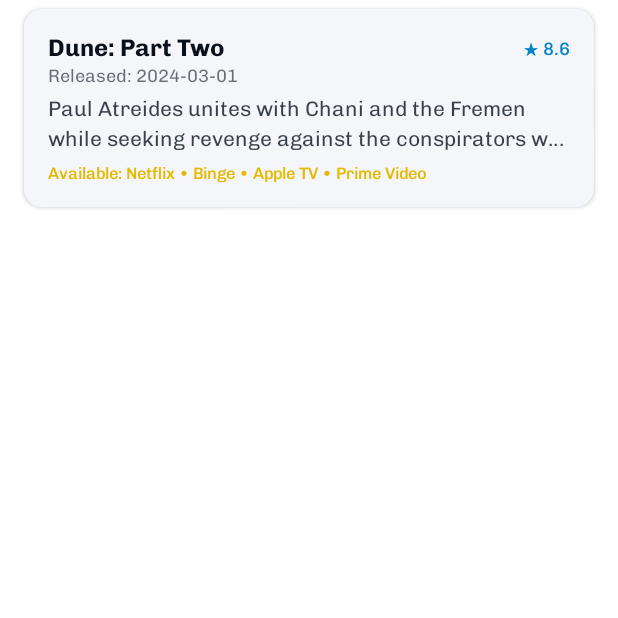
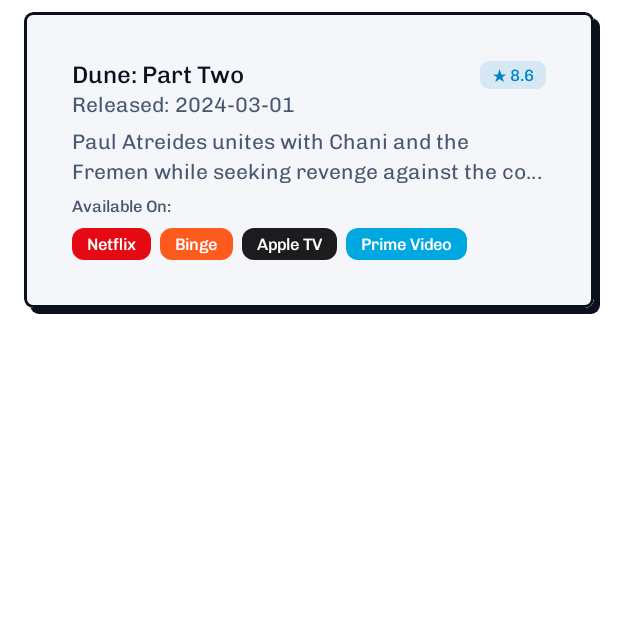
Before and after one commit to kartikarora/ICanHazStream, an Android app built with Jetpack Compose: the composable MovieProviderCard called with sample values from the repository, on a phone screen of 412 x 824 dp, the top half of it. Run offline under Robolectric (Android 15) with nearby library versions, the phone set to English and light mode, and no system bars.

Commit message:
Step 05: XML layout and RecyclerView adapter replaced with MovieProviderCard composable

```diff
--- a/feature/explore/src/main/kotlin/me/kartikarora/icanhazstream/explore/MovieProviderCard.kt
+++ b/feature/explore/src/main/kotlin/me/kartikarora/icanhazstream/explore/MovieProviderCard.kt
@@ -1,6 +1,5 @@
 package me.kartikarora.icanhazstream.explore
 
-import androidx.compose.foundation.clickable
 import androidx.compose.foundation.layout.Arrangement
 import androidx.compose.foundation.layout.Column
 import androidx.compose.foundation.layout.Row
@@ -8,42 +7,43 @@ import androidx.compose.foundation.layout.Spacer
 import androidx.compose.foundation.layout.fillMaxWidth
 import androidx.compose.foundation.layout.height
 import androidx.compose.foundation.layout.padding
-import androidx.compose.foundation.shape.RoundedCornerShape
-import androidx.compose.material3.Card
-import androidx.compose.material3.CardDefaults
+import androidx.compose.foundation.lazy.LazyRow
+import androidx.compose.foundation.lazy.items
 import androidx.compose.material3.MaterialTheme
 import androidx.compose.material3.Text
 import androidx.compose.runtime.Composable
 import androidx.compose.ui.Alignment
 import androidx.compose.ui.Modifier
-import androidx.compose.ui.text.font.FontWeight
 import androidx.compose.ui.text.style.TextOverflow
 import androidx.compose.ui.unit.dp
 import me.kartikarora.icanhazstream.model.Movie
+import me.kartikarora.icanhazstream.ui.components.MovieCard
+import me.kartikarora.icanhazstream.ui.components.ProviderBadge
+import me.kartikarora.icanhazstream.ui.components.RatingChip
+import me.kartikarora.icanhazstream.ui.theme.AppleTvDark
+import me.kartikarora.icanhazstream.ui.theme.BingeOrange
+import me.kartikarora.icanhazstream.ui.theme.DisneyBlue
+import me.kartikarora.icanhazstream.ui.theme.NetflixRed
+import me.kartikarora.icanhazstream.ui.theme.PrimeVideoBlue
+import me.kartikarora.icanhazstream.ui.theme.StanGreen
+import me.kartikarora.icanhazstream.ui.theme.spacing
 
 /**
- * Composable card displaying a movie and its available streaming providers.
+ * Composable card displaying a movie and its available regional streaming providers.
  * Uses brand components from :core:ui.
  */
-// TODO: Step 05 — Implement this Composable using MovieCard, ProviderBadge, and RatingChip from :core:ui
 @Composable
 fun MovieProviderCard(
     movie: Movie,
     onClick: (Movie) -> Unit,
     modifier: Modifier = Modifier,
 ) {
-    Card(
-        modifier = modifier
-            .fillMaxWidth()
-            .padding(horizontal = 16.dp, vertical = 6.dp)
-            .clickable { onClick(movie) },
-        shape = RoundedCornerShape(12.dp),
-        colors = CardDefaults.cardColors(
-            containerColor = MaterialTheme.colorScheme.surface,
-        ),
-        elevation = CardDefaults.cardElevation(defaultElevation = 2.dp),
+    val spacing = MaterialTheme.spacing
+    MovieCard(
+        modifier = modifier.padding(horizontal = spacing.small, vertical = spacing.extraSmall),
+        onClick = { onClick(movie) },
     ) {
-        Column(modifier = Modifier.padding(16.dp)) {
+        Column(modifier = Modifier.fillMaxWidth()) {
             Row(
                 modifier = Modifier.fillMaxWidth(),
                 horizontalArrangement = Arrangement.SpaceBetween,
@@ -52,45 +52,57 @@ fun MovieProviderCard(
                 Text(
                     text = movie.title,
                     style = MaterialTheme.typography.titleMedium,
-                    fontWeight = FontWeight.Bold,
                     maxLines = 1,
                     overflow = TextOverflow.Ellipsis,
                     modifier = Modifier.weight(1f),
                 )
-                Text(
-                    text = "★ ${movie.voteAverage}",
-                    style = MaterialTheme.typography.labelMedium,
-                    color = MaterialTheme.colorScheme.primary,
-                )
+                RatingChip(rating = movie.voteAverage)
             }
 
             movie.releaseDate?.let { date ->
                 Text(
                     text = "Released: $date",
-                    style = MaterialTheme.typography.bodySmall,
-                    color = MaterialTheme.colorScheme.onSurface.copy(alpha = 0.6f),
+                    style = MaterialTheme.typography.bodyMedium,
+                    color = MaterialTheme.colorScheme.onSurfaceVariant,
                     modifier = Modifier.padding(top = 2.dp),
                 )
             }
 
-            Spacer(modifier = Modifier.height(6.dp))
+            Spacer(modifier = Modifier.height(spacing.extraSmall))
 
             Text(
                 text = movie.overview,
                 style = MaterialTheme.typography.bodyMedium,
                 maxLines = 2,
                 overflow = TextOverflow.Ellipsis,
-                color = MaterialTheme.colorScheme.onSurface.copy(alpha = 0.8f),
+                color = MaterialTheme.colorScheme.onSurfaceVariant,
             )
 
             if (movie.providers.isNotEmpty()) {
-                Spacer(modifier = Modifier.height(8.dp))
-                val providerNames = movie.providers.map { it.name }.distinct().joinToString(" • ")
+                Spacer(modifier = Modifier.height(spacing.extraSmall))
                 Text(
-                    text = "Available: $providerNames",
+                    text = "Available On:",
                     style = MaterialTheme.typography.labelSmall,
-                    color = MaterialTheme.colorScheme.secondary,
+                    color = MaterialTheme.colorScheme.onSurfaceVariant,
                 )
+                Spacer(modifier = Modifier.height(spacing.extraSmall))
+                LazyRow(
+                    horizontalArrangement = Arrangement.spacedBy(6.dp),
+                    modifier = Modifier.fillMaxWidth(),
+                ) {
+                    items(movie.providers) { provider ->
+                        val color = when (provider.id.lowercase()) {
+                            "netflix" -> NetflixRed
+                            "disney" -> DisneyBlue
+                            "prime" -> PrimeVideoBlue
+                            "apple_tv" -> AppleTvDark
+                            "stan" -> StanGreen
+                            "binge" -> BingeOrange
+                            else -> MaterialTheme.colorScheme.primary
+                        }
+                        ProviderBadge(name = provider.name, badgeColor = color)
+                    }
+                }
             }
         }
     }
```
Also changed, not shown: feature/explore/src/main/java/me/kartikarora/icanhazstream/explore/legacy/MovieProviderAdapter.java (deleted, +0 -54 lines), feature/explore/src/main/kotlin/me/kartikarora/icanhazstream/explore/TrendingMoviesScreen.kt (+22 -0 lines), feature/explore/src/main/res/layout/item_movie_provider.xml (deleted, +0 -41 lines).
